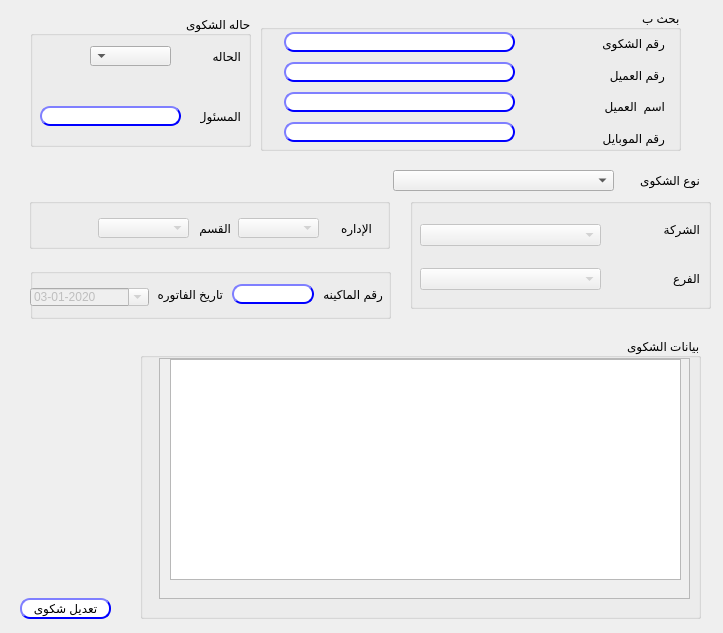
First picture: the form in presentation/customer_service_ui/customerService_modify.ui, repository shymaa123456/HyperPOS2020, before the edit.
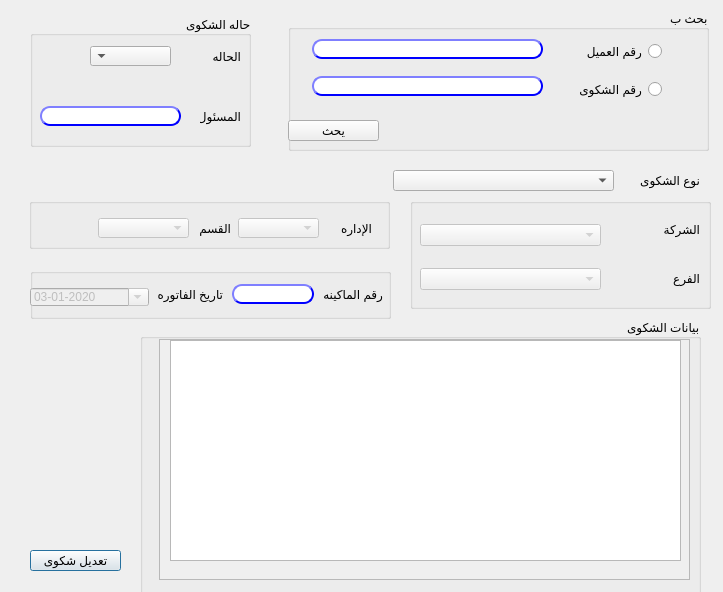
Second picture: the form after the edit.

Commit message: modify customers service

```diff
--- a/presentation/customer_service_ui/customerService_modify.ui
+++ b/presentation/customer_service_ui/customerService_modify.ui
@@ -7,7 +7,7 @@
     <x>0</x>
     <y>0</y>
     <width>723</width>
-    <height>633</height>
+    <height>592</height>
    </rect>
   </property>
   <property name="windowTitle">
@@ -32,36 +32,15 @@
    </property>
    <property name="geometry">
     <rect>
-     <x>20</x>
-     <y>598</y>
+     <x>30</x>
+     <y>550</y>
      <width>91</width>
      <height>21</height>
     </rect>
    </property>
    <property name="styleSheet">
-    <string notr="true">QPushButton{
-                                        background-color: white;
-                                        border-style: outset;
-                                        border-width: 2px;
-                                        border-radius: 10px;
-                                        border-color: blue;
-                                        min-width:6em;
-                                       }
-                                        QPushButton:hover {
-                                        background: qradialgradient(
-                                        cx: 0.3, cy: -0.4, fx: 0.3, fy: -0.4,
-                                        radius: 1.35, stop: 0 #fff, stop: 1 #bbb
-                                        );
-                                        }
-                                        QPushButton:pressed {
-                                        border-style: inset;
-                                        background: qradialgradient(
-                                        cx: 0.4, cy: -0.1, fx: 0.4, fy: -0.1,
-                                        radius: 1.35, stop: 0 #fff, stop: 1 #ddd
-                                        );
-                                        }
-                                    
-                                    </string>
+    <string notr="true">
+</string>
    </property>
    <property name="text">
     <string>تعديل شكوى</string>
@@ -166,7 +145,7 @@
   <widget class="QGroupBox" name="groupBox">
    <property name="geometry">
     <rect>
-     <x>260</x>
+     <x>288</x>
      <y>10</y>
      <width>421</width>
      <height>141</height>
@@ -181,38 +160,30 @@
    <widget class="QWidget" name="verticalLayoutWidget">
     <property name="geometry">
      <rect>
-      <x>304</x>
+      <x>273</x>
       <y>20</y>
       <width>101</width>
-      <height>121</height>
+      <height>81</height>
      </rect>
     </property>
     <layout class="QVBoxLayout" name="verticalLayout">
      <item>
-      <widget class="QLabel" name="label_22">
-       <property name="text">
-        <string>رقم الشكوى</string>
+      <widget class="QRadioButton" name="Rbtn_custNo">
+       <property name="enabled">
+        <bool>true</bool>
        </property>
-      </widget>
-     </item>
-     <item>
-      <widget class="QLabel" name="label_21">
        <property name="text">
         <string>رقم العميل</string>
        </property>
       </widget>
      </item>
      <item>
-      <widget class="QLabel" name="label_19">
-       <property name="text">
-        <string>اسم  العميل</string>
+      <widget class="QRadioButton" name="Rbtn_complainNo">
+       <property name="enabled">
+        <bool>true</bool>
        </property>
-      </widget>
-     </item>
-     <item>
-      <widget class="QLabel" name="label_20">
        <property name="text">
-        <string>رقم الموبايل</string>
+        <string>رقم الشكوى</string>
        </property>
       </widget>
      </item>
@@ -224,45 +195,14 @@
       <x>24</x>
       <y>18</y>
       <width>231</width>
-      <height>121</height>
+      <height>81</height>
      </rect>
     </property>
     <layout class="QVBoxLayout" name="verticalLayout_4">
-     <item>
-      <widget class="QLineEdit" name="LE_complainNo">
-       <property name="enabled">
-        <bool>false</bool>
-       </property>
-       <property name="styleSheet">
-        <string notr="true">QLineEdit{
-                                        background-color: white;
-                                        border-style: outset;
-                                        border-width: 2px;
-                                        border-radius: 10px;
-                                        border-color: blue;
-                                        min-width: 6em;
-                                        }
-                                        QLineEdit:hover {
-                                        background: qradialgradient(
-                                        cx: 0.3, cy: -0.4, fx: 0.3, fy: -0.4,
-                                        radius: 1.35, stop: 0 #fff, stop: 1 #bbb
-                                        );
-                                        }
-                                       QLineEdit:pressed {
-                                        border-style: inset;
-                                        background: qradialgradient(
-                                        cx: 0.4, cy: -0.1, fx: 0.4, fy: -0.1,
-                                        radius: 1.35, stop: 0 #fff, stop: 1 #ddd
-                                        );
-                                        }
-                                    </string>
-       </property>
-      </widget>
-     </item>
      <item>
       <widget class="QLineEdit" name="LE_custNo">
        <property name="enabled">
-        <bool>false</bool>
+        <bool>true</bool>
        </property>
        <property name="styleSheet">
         <string notr="true">QLineEdit{
@@ -291,40 +231,9 @@
       </widget>
      </item>
      <item>
-      <widget class="QLineEdit" name="LE_custName">
+      <widget class="QLineEdit" name="LE_complainNo">
        <property name="enabled">
-        <bool>false</bool>
-       </property>
-       <property name="styleSheet">
-        <string notr="true">QLineEdit{
-                                        background-color: white;
-                                        border-style: outset;
-                                        border-width: 2px;
-                                        border-radius: 10px;
-                                        border-color: blue;
-                                        min-width: 6em;
-                                        }
-                                        QLineEdit:hover {
-                                        background: qradialgradient(
-                                        cx: 0.3, cy: -0.4, fx: 0.3, fy: -0.4,
-                                        radius: 1.35, stop: 0 #fff, stop: 1 #bbb
-                                        );
-                                        }
-                                       QLineEdit:pressed {
-                                        border-style: inset;
-                                        background: qradialgradient(
-                                        cx: 0.4, cy: -0.1, fx: 0.4, fy: -0.1,
-                                        radius: 1.35, stop: 0 #fff, stop: 1 #ddd
-                                        );
-                                        }
-                                    </string>
-       </property>
-      </widget>
-     </item>
-     <item>
-      <widget class="QLineEdit" name="LE_custPhone">
-       <property name="enabled">
-        <bool>false</bool>
+        <bool>true</bool>
        </property>
        <property name="styleSheet">
         <string notr="true">QLineEdit{
@@ -354,6 +263,25 @@
      </item>
     </layout>
    </widget>
+   <widget class="QPushButton" name="Qbtn_search">
+    <property name="enabled">
+     <bool>true</bool>
+    </property>
+    <property name="geometry">
+     <rect>
+      <x>0</x>
+      <y>110</y>
+      <width>91</width>
+      <height>21</height>
+     </rect>
+    </property>
+    <property name="styleSheet">
+     <string notr="true"/>
+    </property>
+    <property name="text">
+     <string>يحث</string>
+    </property>
+   </widget>
   </widget>
   <widget class="QGroupBox" name="groupBox_2">
    <property name="geometry">
@@ -532,7 +460,7 @@
    <property name="geometry">
     <rect>
      <x>140</x>
-     <y>338</y>
+     <y>319</y>
      <width>561</width>
      <height>281</height>
     </rect>
```
The commit also changes 4 other files.
